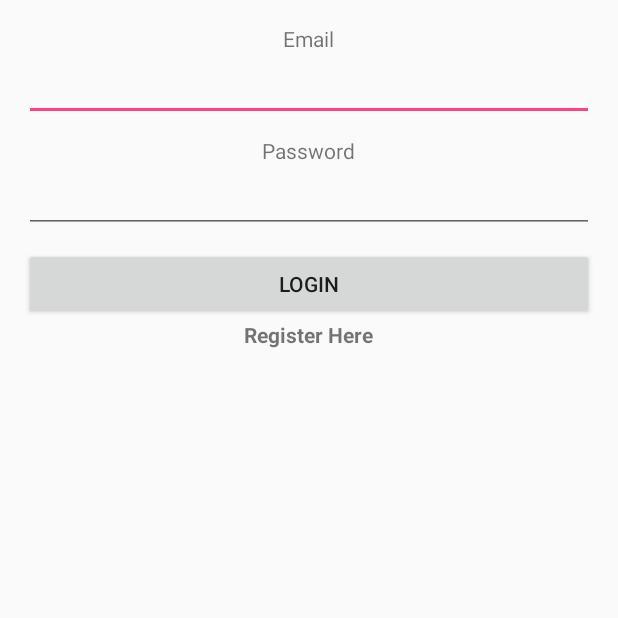
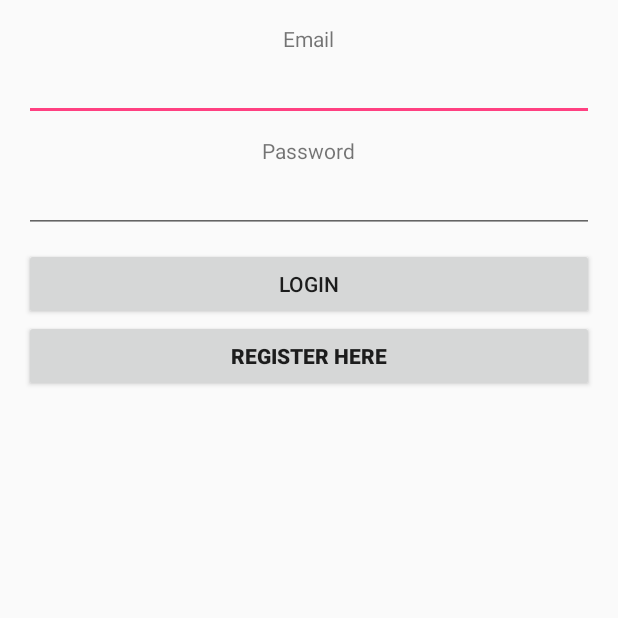
Before and after one commit to ucsdCSE110wi16/CSE110W260T10, an Android app: the screen it shows after launch (Login), after a tap on "LOGIN", on a phone screen of 412 x 824 dp, the top half of it. Run offline under Robolectric (Android 15) with nearby library versions, the phone set to English and light mode, and no system bars.

Commit message:
Fix Login and Register

```diff
--- a/App/app/src/main/java/com/cse110/app/Login.java
+++ b/App/app/src/main/java/com/cse110/app/Login.java
@@ -14,9 +14,9 @@ import android.widget.TextView;
 
 public class Login extends AppCompatActivity implements View.OnClickListener {
 
-    Button bLogin;
+    Button bLogin, bRegisterLink;
     EditText etUsername, etPassword;
-    TextView tvRegisterLink;
+
 
     @Override
     protected void onCreate(Bundle savedInstanceState) {
@@ -25,12 +25,12 @@ public class Login extends AppCompatActivity implements View.OnClickListener {
 
         etUsername = (EditText) findViewById(R.id.etEmail);
         etPassword = (EditText) findViewById(R.id.etPassword);
-        tvRegisterLink = (TextView) findViewById(R.id.tvRegisterLink);
+        bRegisterLink = (Button) findViewById(R.id.bRegisterLink);
 
         bLogin = (Button) findViewById(R.id.bLogin);
 
         bLogin.setOnClickListener(this);
-        tvRegisterLink.setOnClickListener(this);
+        bRegisterLink.setOnClickListener(this);
     }
 
     @Override
@@ -38,7 +38,7 @@ public class Login extends AppCompatActivity implements View.OnClickListener {
         switch (v.getId()){
             case R.id.bLogin:
                 break;
-            case R.id.tvRegisterLink:
+            case R.id.bRegisterLink:
                 startActivity(new Intent(this, Register.class));
                 break;
         }
--- a/App/app/src/main/res/layout/activity_login.xml
+++ b/App/app/src/main/res/layout/activity_login.xml
@@ -40,9 +40,9 @@
         android:layout_width="match_parent"
         android:layout_height="wrap_content" />
 
-    <TextView
-        android:id='@+id/tvRegisterLink'
-        android:layout_width="wrap_content"
+    <Button
+        android:id='@+id/bRegisterLink'
+        android:layout_width="match_parent"
         android:text="Register Here"
         android:textStyle="bold"
         android:layout_height="wrap_content" />
--- a/App/app/src/main/res/layout/activity_register.xml
+++ b/App/app/src/main/res/layout/activity_register.xml
@@ -13,7 +13,7 @@
     <!-- Login progress -->
     <TextView
         android:layout_width="wrap_content"
-        android:text="Full Name"
+        android:text="Username"
         android:layout_height="wrap_content" />
 
     <EditText
```
Also changed, not shown: App/app/src/main/java/com/cse110/app/Register.java (+6 -8 lines).
